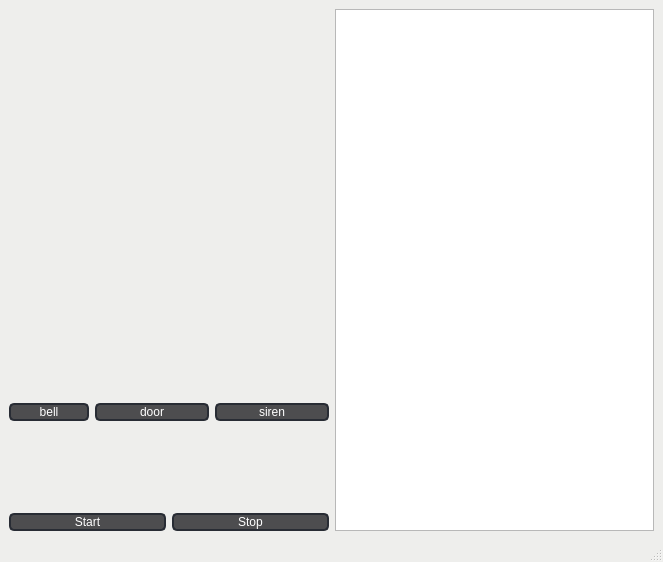
This is Server/face-recognition/face_recognition.ui in miiiingi/VEDA_FinalProject as Qt 5 draws it before an edit. The edited form follows.
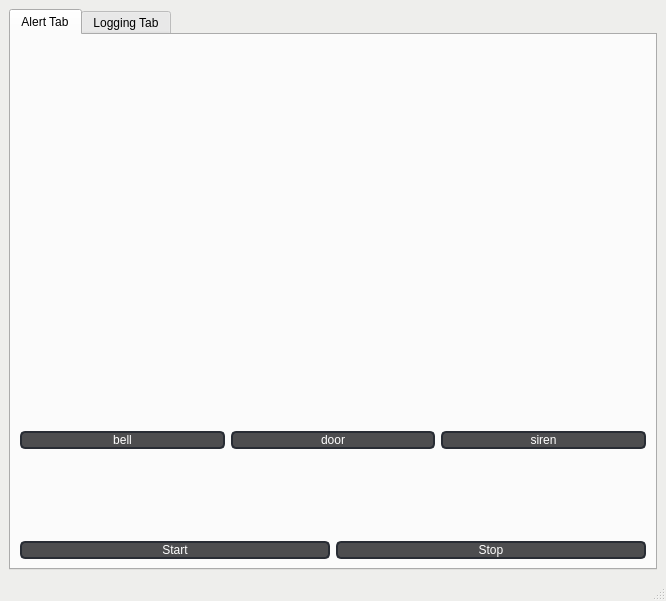
This is the edited form. The open tabs and pages were chosen to show the change.

Diff of the .ui file:
```diff
--- a/Server/face-recognition/face_recognition.ui
+++ b/Server/face-recognition/face_recognition.ui
@@ -6,8 +6,8 @@
    <rect>
     <x>0</x>
     <y>0</y>
-    <width>663</width>
-    <height>562</height>
+    <width>666</width>
+    <height>601</height>
    </rect>
   </property>
   <property name="windowTitle">
@@ -36,7 +36,35 @@
   <widget class="QWidget" name="centralwidget">
    <layout class="QHBoxLayout" name="horizontalLayout">
     <item>
+     <widget class="QTabWidget" name="tabWidget">
+      <property name="enabled">
+       <bool>true</bool>
+      </property>
+      <property name="sizePolicy">
+       <sizepolicy hsizetype="Preferred" vsizetype="Preferred">
+        <horstretch>0</horstretch>
+        <verstretch>0</verstretch>
+       </sizepolicy>
+      </property>
+      <property name="currentIndex">
+       <number>1</number>
+      </property>
+      <widget class="QWidget" name="tab">
+       <property name="sizePolicy">
+        <sizepolicy hsizetype="Fixed" vsizetype="Fixed">
+         <horstretch>0</horstretch>
+         <verstretch>0</verstretch>
+        </sizepolicy>
+       </property>
+       <attribute name="title">
+        <string>Alert Tab</string>
+       </attribute>
+       <layout class="QVBoxLayout" name="verticalLayout">
+        <item>
      <layout class="QVBoxLayout" name="videoLayout">
+          <property name="sizeConstraint">
+           <enum>QLayout::SetDefaultConstraint</enum>
+          </property>
       <item>
        <spacer name="verticalSpacer_2">
         <property name="orientation">
@@ -53,7 +81,7 @@
       <item>
        <widget class="QLabel" name="video_label">
         <property name="sizePolicy">
-         <sizepolicy hsizetype="Preferred" vsizetype="Fixed">
+             <sizepolicy hsizetype="Expanding" vsizetype="Fixed">
           <horstretch>0</horstretch>
           <verstretch>0</verstretch>
          </sizepolicy>
@@ -87,6 +115,9 @@
       </item>
       <item>
        <layout class="QFormLayout" name="formLayout">
+            <property name="sizeConstraint">
+             <enum>QLayout::SetDefaultConstraint</enum>
+            </property>
         <property name="verticalSpacing">
          <number>6</number>
         </property>
@@ -104,7 +135,7 @@
             <item>
              <widget class="QLabel" name="icon_bell">
               <property name="sizePolicy">
-               <sizepolicy hsizetype="Fixed" vsizetype="Fixed">
+                   <sizepolicy hsizetype="Preferred" vsizetype="Fixed">
                 <horstretch>0</horstretch>
                 <verstretch>0</verstretch>
                </sizepolicy>
@@ -136,6 +167,12 @@
             </item>
             <item>
              <widget class="QLabel" name="icon_door">
+                  <property name="sizePolicy">
+                   <sizepolicy hsizetype="Preferred" vsizetype="Fixed">
+                    <horstretch>0</horstretch>
+                    <verstretch>0</verstretch>
+                   </sizepolicy>
+                  </property>
               <property name="minimumSize">
                <size>
                 <width>80</width>
@@ -145,6 +182,9 @@
               <property name="styleSheet">
                <string>background-color: transparent;</string>
               </property>
+                  <property name="scaledContents">
+                   <bool>true</bool>
+                  </property>
               <property name="alignment">
                <set>Qt::AlignCenter</set>
               </property>
@@ -164,7 +204,7 @@
             <item>
              <widget class="QLabel" name="icon_siren">
               <property name="sizePolicy">
-               <sizepolicy hsizetype="Preferred" vsizetype="Preferred">
+                   <sizepolicy hsizetype="Preferred" vsizetype="Fixed">
                 <horstretch>0</horstretch>
                 <verstretch>0</verstretch>
                </sizepolicy>
@@ -191,6 +231,12 @@
          <layout class="QHBoxLayout" name="buttonLayout">
           <item>
            <widget class="QPushButton" name="start_button">
+                <property name="sizePolicy">
+                 <sizepolicy hsizetype="Preferred" vsizetype="Fixed">
+                  <horstretch>0</horstretch>
+                  <verstretch>0</verstretch>
+                 </sizepolicy>
+                </property>
             <property name="text">
              <string>Start</string>
             </property>
@@ -198,6 +244,12 @@
           </item>
           <item>
            <widget class="QPushButton" name="stop_button">
+                <property name="sizePolicy">
+                 <sizepolicy hsizetype="Preferred" vsizetype="Fixed">
+                  <horstretch>0</horstretch>
+                  <verstretch>0</verstretch>
+                 </sizepolicy>
+                </property>
             <property name="text">
              <string>Stop</string>
             </property>
@@ -209,23 +261,54 @@
       </item>
      </layout>
     </item>
-    <item>
-    <widget class="QPlainTextEdit" name="plainTextEdit">
-        <property name="enabled">
-        <bool>true</bool>
+       </layout>
+      </widget>
+      <widget class="QWidget" name="tab_2">
+       <attribute name="title">
+        <string>Logging Tab</string>
+       </attribute>
+       <widget class="QWidget" name="verticalLayoutWidget">
+        <property name="geometry">
+         <rect>
+          <x>10</x>
+          <y>10</y>
+          <width>621</width>
+          <height>481</height>
+         </rect>
         </property>
+        <layout class="QVBoxLayout" name="verticalLayout_2">
+         <item>
+          <widget class="QLabel" name="video_label_2">
         <property name="sizePolicy">
         <sizepolicy hsizetype="Expanding" vsizetype="Expanding">
         <horstretch>0</horstretch>
         <verstretch>0</verstretch>
         </sizepolicy>
         </property>
-        <property name="verticalScrollBarPolicy">
-        <enum>Qt::ScrollBarAsNeeded</enum>
-        </property>
-        <property name="horizontalScrollBarPolicy">
-        <enum>Qt::ScrollBarAsNeeded</enum>
-        </property>
+           <property name="styleSheet">
+            <string notr="true">border-color: rgb(239, 41, 41);</string>
+           </property>
+           <property name="text">
+            <string>TextLabel</string>
+           </property>
+            <property name="alignment">
+             <set>Qt::AlignCenter</set>
+            </property>
+          </widget>
+         </item>
+         <item>
+          <widget class="QListWidget" name="logListWidget">
+            <property name="sizePolicy">
+            <sizepolicy hsizetype="Expanding" vsizetype="Expanding">
+                <horstretch>0</horstretch>
+                <verstretch>0</verstretch>
+            </sizepolicy>
+            </property>
+            </widget>
+         </item>
+        </layout>
+       </widget>
+      </widget>
     </widget>
     </item>
    </layout>
@@ -235,7 +318,7 @@
     <rect>
      <x>0</x>
      <y>0</y>
-     <width>663</width>
+     <width>666</width>
      <height>28</height>
     </rect>
    </property>
```
Lines whose indentation alone changed are shown as unchanged.
